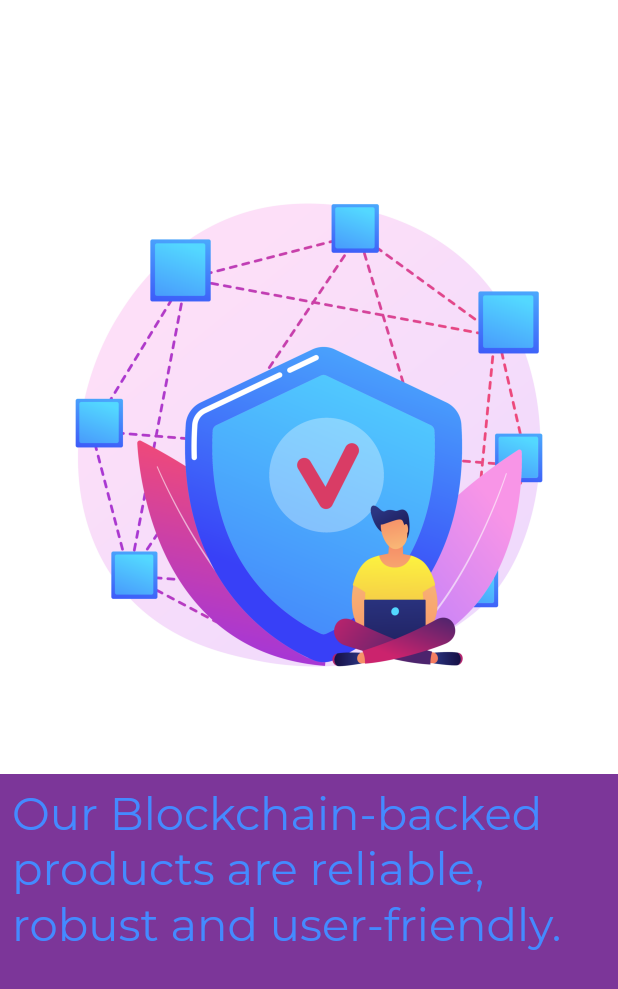
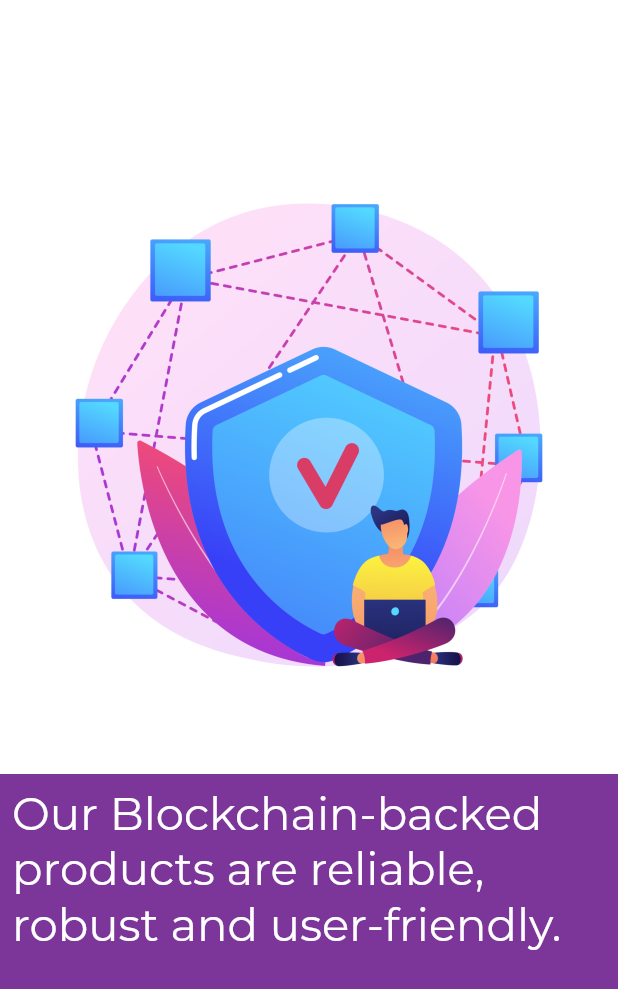
Before and after one commit to francesc3000/trustvalueapp, a Flutter app: the screen it shows after launch, scrolled down 1152 dp, on a phone screen of 412 x 824 dp. Shown: the top 989 px of the screen. Run offline on Flutter 3.47's test engine with Material 2 defaults, Android fonts, the phone set to English and light mode, and no system bars; our stand-ins replace google_fonts, responsive_builder, youtube_player_iframe; generated files the repository leaves out were written again.

Commit message:
Mejora color landing page

```diff
--- a/lib/src/page/main/main_desktop_page.dart
+++ b/lib/src/page/main/main_desktop_page.dart
@@ -81,7 +81,7 @@ class _MainDesktopPageState extends State<MainDesktopPage> {
                     TextSpan(
                       text: AppLocalizations.of(context)!.whoHelpEnd,
                       style: GoogleFonts.montserrat(
-                          fontSize: 40, color: Colors.blueAccent),
+                          fontSize: 40, color: Colors.white),
                     ),
                   ],
                 ),
@@ -169,7 +169,7 @@ class _MainDesktopPageState extends State<MainDesktopPage> {
                           child: Text(
                             AppLocalizations.of(context)!.whatWeDo,
                             style: GoogleFonts.montserrat(
-                                fontSize: 40, color: Colors.blueAccent),
+                                fontSize: 40, color: Colors.white),
                           ),
                         ),
                       ),
--- a/lib/src/page/main/main_mobile_page.dart
+++ b/lib/src/page/main/main_mobile_page.dart
@@ -82,7 +82,7 @@ class _MainMobilePageState extends State<MainMobilePage> {
                       TextSpan(
                         text: AppLocalizations.of(context)!.whoHelpEnd,
                         style: GoogleFonts.montserrat(
-                            fontSize: 30, color: Colors.blueAccent),
+                            fontSize: 30, color: Colors.white),
                       ),
                     ],
                   ),
@@ -158,7 +158,7 @@ class _MainMobilePageState extends State<MainMobilePage> {
                           child: Text(
                             AppLocalizations.of(context)!.whatWeDo,
                             style: GoogleFonts.montserrat(
-                                fontSize: 30, color: Colors.blueAccent),
+                                fontSize: 30, color: Colors.white),
                           ),
                         ),
                       ),
```
